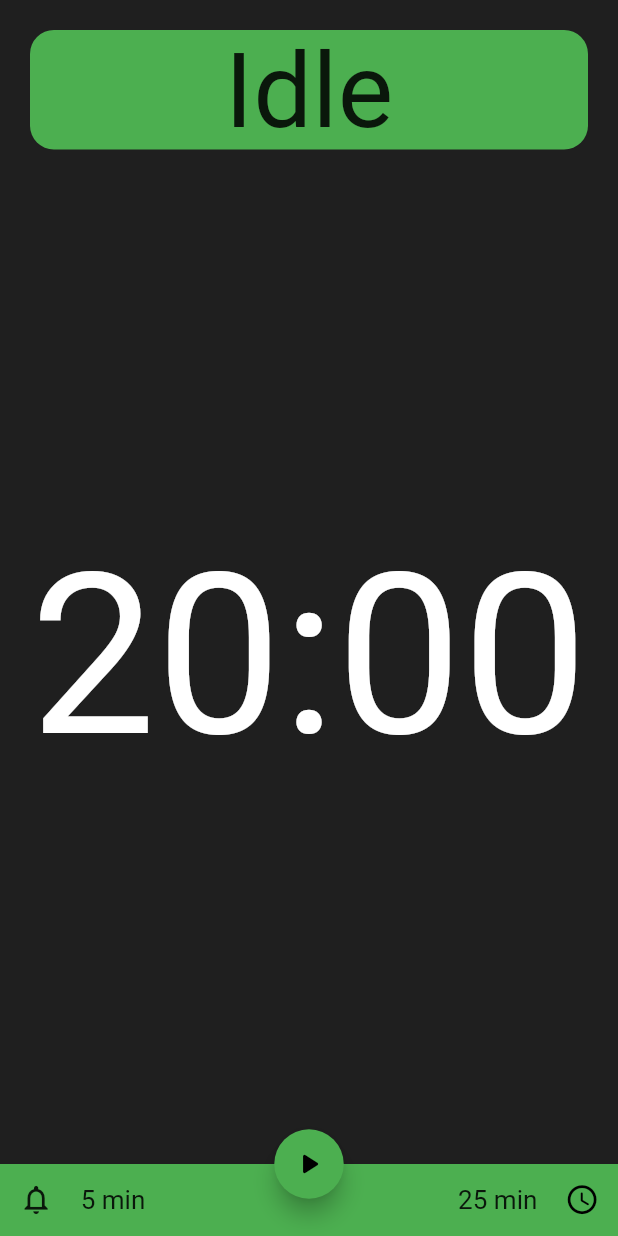
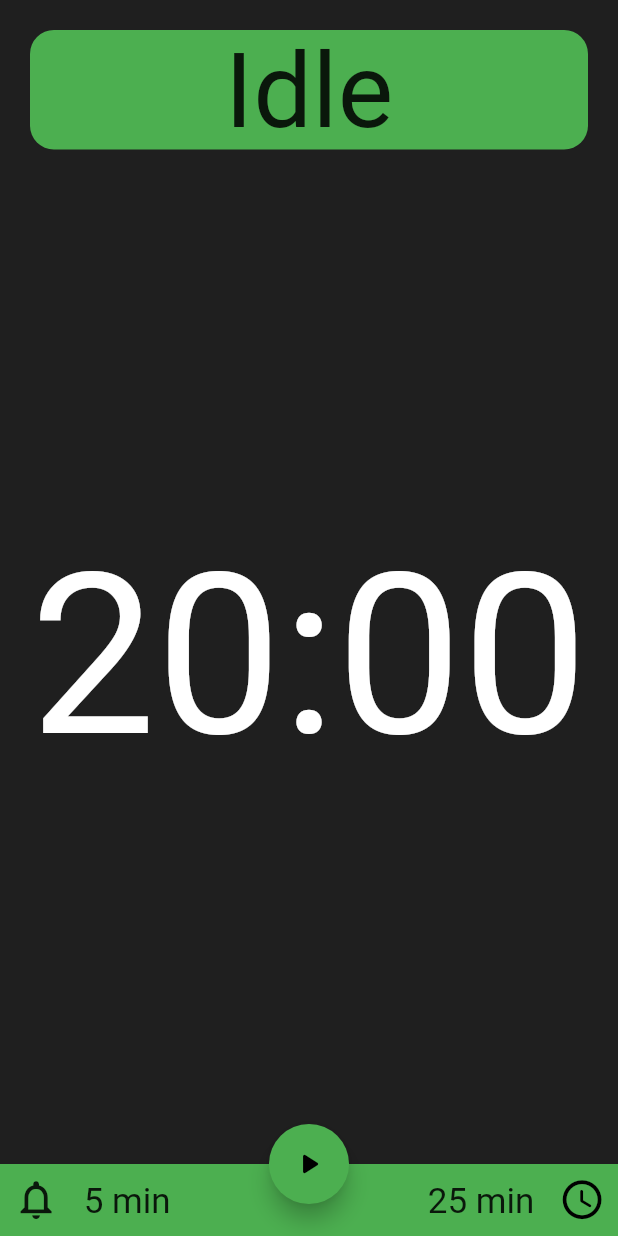
Before and after one commit to hep-mh/flounder, a Flutter app: the screen it shows after launch, on a phone screen of 412 x 824 dp. Run offline on Flutter 3.47's test engine with Material 2 defaults, Android fonts, the light colour scheme and no system bars; our stand-ins replace audioplayers; missing offline and left inert: audioplayers_web, window_size.

Commit message:
fixed scaling bug

```diff
--- a/lib/widgets.dart
+++ b/lib/widgets.dart
@@ -11,7 +11,7 @@ const double MAGIC_WIDTH = 740;
 
 double _getActionBarScale(double contextWidth, double contextHeight, [double factor = 1]) {
   double maxSize = factor*min(40, 0.1*contextHeight);
-  double minSize = maxSize/20;
+  double minSize = maxSize/factor/2;
 
   double size = maxSize;
   if ( contextWidth < MAGIC_WIDTH ) {
```
